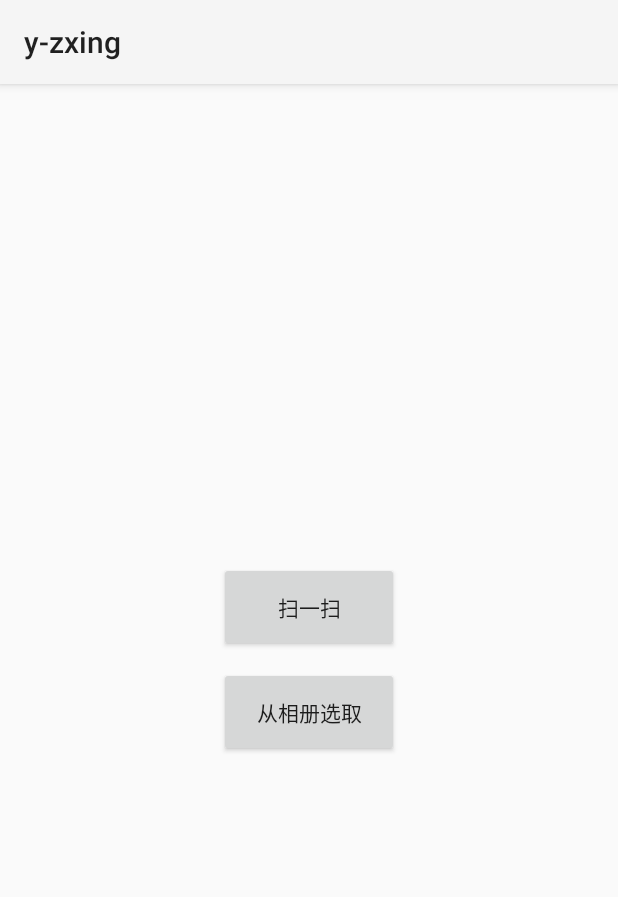
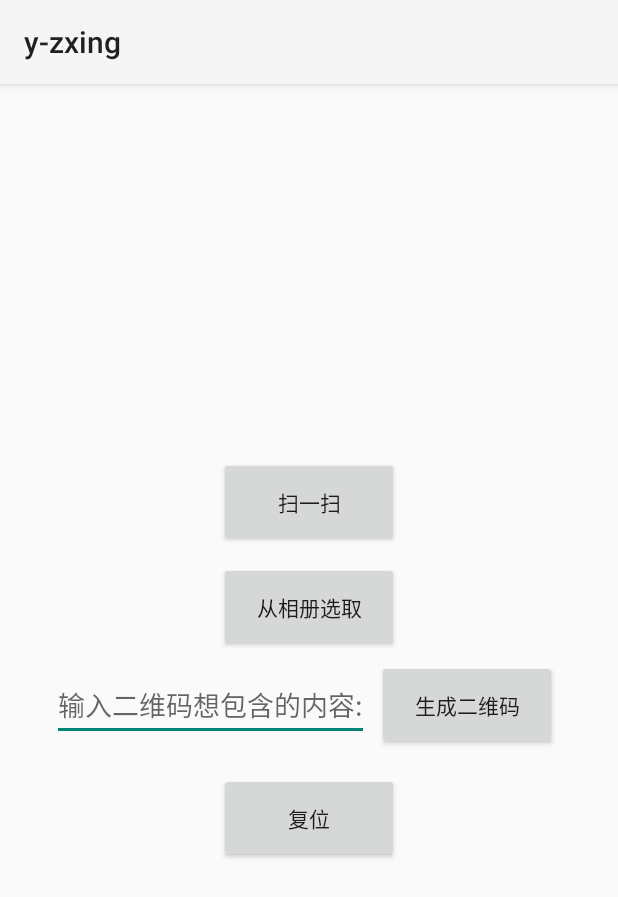
Before and after one commit to yangyiRunning/y-zxing, an Android app: the screen it shows after launch (MainActivity), on a phone screen of 412 x 824 dp. Shown: the top 897 px of the screen. Run offline under Robolectric (Android 15) with nearby library versions, the phone set to English and light mode, and no system bars.

Commit message:
二维码图片生成和长按识别

```diff
--- a/app/src/main/java/com/yy/y_zxing/MainFragment.java
+++ b/app/src/main/java/com/yy/y_zxing/MainFragment.java
@@ -1,21 +1,41 @@
 package com.yy.y_zxing;
 
+import android.content.DialogInterface;
 import android.content.Intent;
+import android.graphics.Bitmap;
 import android.os.Bundle;
 import android.support.annotation.Nullable;
 import android.support.v4.app.Fragment;
+import android.support.v7.app.AlertDialog;
+import android.text.Editable;
+import android.text.TextWatcher;
 import android.view.LayoutInflater;
 import android.view.View;
 import android.view.ViewGroup;
+import android.widget.EditText;
+import android.widget.ImageView;
+import android.widget.LinearLayout;
+
 import com.yy.zxingcore.manager.AlbumManager;
 import com.yy.zxingcore.manager.ScanManager;
+import com.yy.zxingcore.util.QRCodeUtil;
 
 /**
  * @author yangyi 2018年08月05日01:46:31
- *
+ * <p>
  * wechat: yangyi_451686712
  */
 public class MainFragment extends Fragment {
+
+    /**
+     * 生成的二维码
+     */
+    private Bitmap createdBitmap;
+
+    /**
+     * 输入的二维码内容
+     */
+    private String qrcodeContent;
 
     @Nullable
     @Override
@@ -40,6 +60,72 @@ public class MainFragment extends Fragment {
                 AlbumManager.getInstance().openAlbum(MainFragment.this);
             }
         });
+
+        final EditText editText = view.findViewById(R.id.qrcodeEdit);
+        editText.addTextChangedListener(new TextWatcher() {
+            @Override
+            public void beforeTextChanged(CharSequence s, int start, int count, int after) {
+
+            }
+
+            @Override
+            public void onTextChanged(CharSequence s, int start, int before, int count) {
+
+            }
+
+            @Override
+            public void afterTextChanged(Editable s) {
+                qrcodeContent = s.toString();
+            }
+        });
+
+        final LinearLayout qrcodeResult = view.findViewById(R.id.qrcodeResult);
+        final ImageView qrcodeImg = view.findViewById(R.id.qrcodeImg);
+        view.findViewById(R.id.createQRCode).setOnClickListener(new View.OnClickListener() {
+            @Override
+            public void onClick(View v) {
+                createdBitmap = QRCodeUtil.createQRCodeBitmap(qrcodeContent, 300, 300);
+                if (createdBitmap == null) {
+                    return;
+                }
+                qrcodeImg.setImageBitmap(createdBitmap);
+                qrcodeResult.setVisibility(View.VISIBLE);
+            }
+        });
+
+        qrcodeImg.setOnLongClickListener(new View.OnLongClickListener() {
+            @Override
+            public boolean onLongClick(View v) {
+                AlertDialog.Builder alertDialogBuilder = new AlertDialog.Builder(getActivity());
+                alertDialogBuilder.setTitle("识别图中二维码");
+                alertDialogBuilder.setMessage("确认识别？");
+                alertDialogBuilder.setPositiveButton("识别", new DialogInterface.OnClickListener() {
+                    @Override
+                    public void onClick(DialogInterface dialog, int which) {
+                        dialog.cancel();
+                        AlbumManager.getInstance().showScanningBitmapResult(getActivity(), createdBitmap);
+                    }
+                });
+                alertDialogBuilder.setNegativeButton("取消", new DialogInterface.OnClickListener() {
+                    @Override
+                    public void onClick(DialogInterface dialog, int which) {
+                        dialog.cancel();
+                    }
+                });
+                alertDialogBuilder.setCancelable(true);
+                AlertDialog alertDialog = alertDialogBuilder.create();
+                alertDialog.show();
+                return true;
+            }
+        });
+
+        view.findViewById(R.id.reset).setOnClickListener(new View.OnClickListener() {
+            @Override
+            public void onClick(View v) {
+                editText.setText("");
+                qrcodeResult.setVisibility(View.GONE);
+            }
+        });
     }
 
     @Override
--- a/app/src/main/res/layout/fragment_main.xml
+++ b/app/src/main/res/layout/fragment_main.xml
@@ -13,9 +13,61 @@
 
     <Button
         android:id="@+id/gotoPicture"
-        android:layout_marginTop="10dp"
         android:layout_width="120dp"
         android:layout_height="60dp"
+        android:layout_marginTop="10dp"
         android:text="从相册选取" />
 
+    <LinearLayout
+        android:layout_width="wrap_content"
+        android:layout_height="wrap_content"
+        android:gravity="center_vertical">
+
+        <android.support.v7.widget.AppCompatEditText
+            android:id="@+id/qrcodeEdit"
+            android:layout_width="wrap_content"
+            android:layout_height="wrap_content"
+            android:hint="输入二维码想包含的内容:"
+            android:inputType="text" />
+
+        <Button
+            android:id="@+id/createQRCode"
+            android:layout_width="120dp"
+            android:layout_height="60dp"
+            android:layout_margin="5dp"
+            android:layout_marginTop="10dp"
+            android:text="生成二维码" />
+
+    </LinearLayout>
+
+
+    <LinearLayout
+        android:id="@+id/qrcodeResult"
+        android:layout_width="wrap_content"
+        android:layout_height="wrap_content"
+        android:gravity="center"
+        android:orientation="vertical"
+        android:visibility="gone">
+
+        <ImageView
+            android:id="@+id/qrcodeImg"
+            android:layout_width="wrap_content"
+            android:layout_height="wrap_content"
+            android:scaleType="centerCrop" />
+
+        <TextView
+            android:layout_width="wrap_content"
+            android:layout_height="wrap_content"
+            android:layout_marginTop="5dp"
+            android:text="长按二维码识别" />
+
+    </LinearLayout>
+
+    <Button
+        android:id="@+id/reset"
+        android:layout_width="120dp"
+        android:layout_height="60dp"
+        android:layout_marginTop="10dp"
+        android:text="复位" />
+
 </LinearLayout>
--- a/zxingcore/src/main/java/com/yy/zxingcore/activity/CaptureActivity.java
+++ b/zxingcore/src/main/java/com/yy/zxingcore/activity/CaptureActivity.java
@@ -64,7 +64,7 @@ import com.yy.zxingcore.manager.BeepManager;
 import com.yy.zxingcore.manager.LightManager;
 import com.yy.zxingcore.util.LogUtil;
 import com.yy.zxingcore.util.PermissionUtil;
-import com.yy.zxingcore.util.RequestConstant;
+import com.yy.zxingcore.constant.RequestConstant;
 import com.yy.zxingcore.view.QRCodeTopBar;
 import com.yy.zxingcore.view.ViewfinderView;
 
--- a/zxingcore/src/main/java/com/yy/zxingcore/util/Contents.java
+++ b/zxingcore/src/main/java/com/yy/zxingcore/constant/Contents.java
@@ -14,7 +14,7 @@
  * limitations under the License.
  */
 
-package com.yy.zxingcore.util;
+package com.yy.zxingcore.constant;
 
 import android.provider.ContactsContract;
 
--- a/zxingcore/src/main/java/com/yy/zxingcore/util/RequestConstant.java
+++ b/zxingcore/src/main/java/com/yy/zxingcore/constant/RequestConstant.java
@@ -1,4 +1,4 @@
-package com.yy.zxingcore.util;
+package com.yy.zxingcore.constant;
 
 
 /**
--- a/zxingcore/src/main/java/com/yy/zxingcore/manager/ScanManager.java
+++ b/zxingcore/src/main/java/com/yy/zxingcore/manager/ScanManager.java
@@ -7,7 +7,7 @@ import android.support.v4.app.Fragment;
 import android.widget.Toast;
 
 import com.yy.zxingcore.activity.CaptureActivity;
-import com.yy.zxingcore.util.RequestConstant;
+import com.yy.zxingcore.constant.RequestConstant;
 
 /**
  * @author yangyi 2018年08月05日03:16:57
--- a/zxingcore/src/main/java/com/yy/zxingcore/manager/ThreadPoolManager.java
+++ b/zxingcore/src/main/java/com/yy/zxingcore/manager/ThreadPoolManager.java
@@ -1,6 +1,7 @@
 package com.yy.zxingcore.manager;
 
 import android.support.annotation.NonNull;
+import android.support.v4.util.LruCache;
 
 import java.util.concurrent.ExecutorService;
 import java.util.concurrent.Executors;
--- a/zxingcore/src/main/java/com/yy/zxingcore/result/ResultHandler.java
+++ b/zxingcore/src/main/java/com/yy/zxingcore/result/ResultHandler.java
@@ -32,7 +32,7 @@ import com.google.zxing.client.result.ParsedResultType;
 import com.google.zxing.client.result.ResultParser;
 import com.yy.zxingcore.R;
 import com.yy.zxingcore.activity.PreferencesActivity;
-import com.yy.zxingcore.util.Contents;
+import com.yy.zxingcore.constant.Contents;
 
 import java.io.UnsupportedEncodingException;
 import java.net.URLEncoder;
```
Also changed, not shown: zxingcore/src/main/java/com/yy/zxingcore/manager/AlbumManager.java (+52 -4 lines), zxingcore/src/main/java/com/yy/zxingcore/util/QRCodeUtil.java (added, +126 -0 lines).
